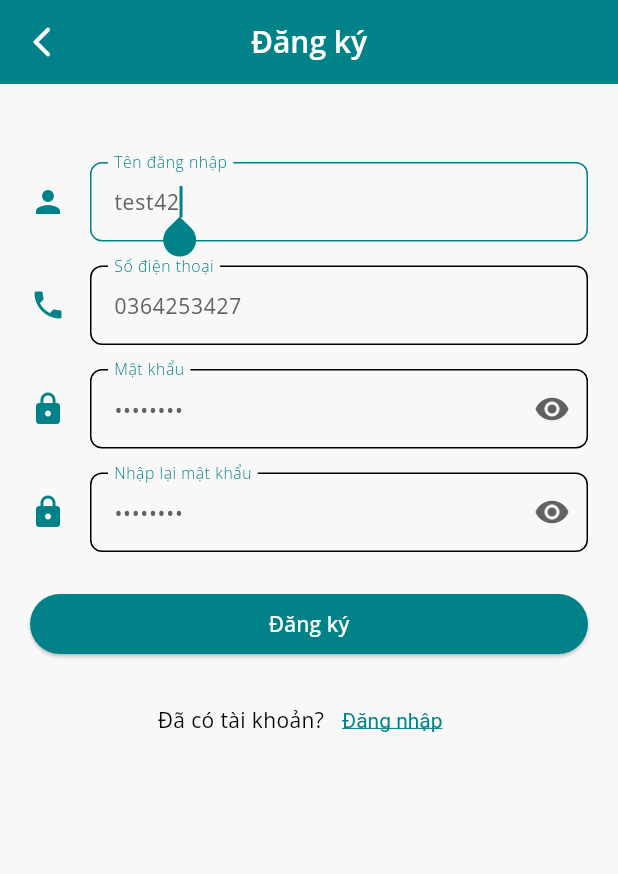
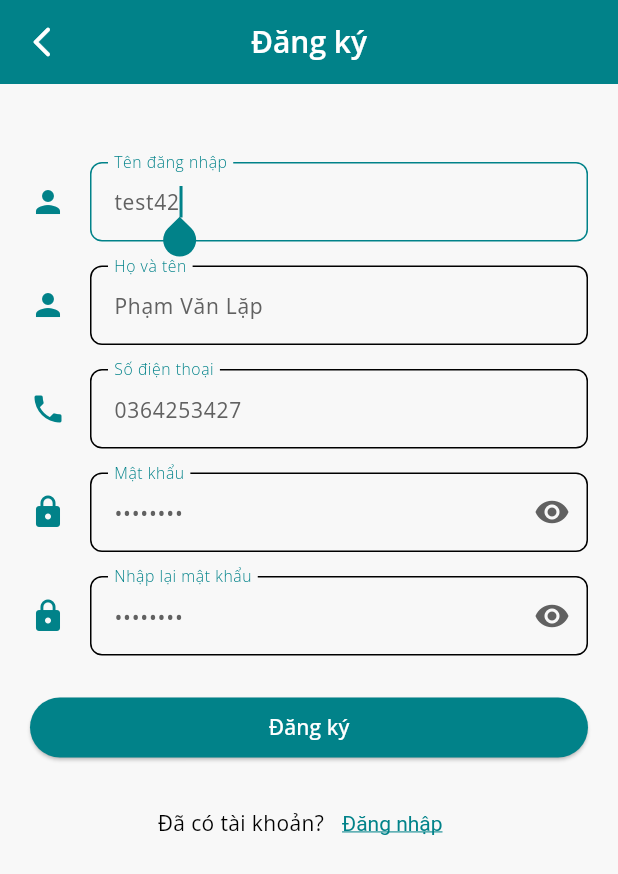
Before and after one commit to phamvlap/pharmacy-app, a Flutter app: the ConsultScreen screen opened directly, item 3 of the bottom bar chosen, after a tap on "Đăng nhập", after a tap on "Đăng ký", on a phone screen of 412 x 824 dp. Shown: the top 874 px of the screen. Run offline on Flutter 3.47's test engine with Material 3 defaults, Android fonts, the phone set to English and light mode, and no system bars; our stand-ins replace carousel_slider, flutter_dotenv, pocketbase, shared_preferences; accounts and stored records are empty; network calls fail.

```diff
--- a/lib/controllers/auth_controller.dart
+++ b/lib/controllers/auth_controller.dart
@@ -25,8 +25,8 @@ class AuthController with ChangeNotifier {
   }
 
   Future<User> register(
-      String username, String password, String phoneNumber) async {
-    return _authService.register(username, password, phoneNumber);
+      String username, String name, String password, String phoneNumber) async {
+    return _authService.register(username, name, password, phoneNumber);
   }
 
   Future<User> login(String username, String password) async {
--- a/lib/models/user.dart
+++ b/lib/models/user.dart
@@ -5,6 +5,7 @@ import '../../utils/utils.dart';
 class User {
   String? id;
   String username;
+  String name;
   String phoneNumber;
   String? avatarUrl;
   Gender gender;
@@ -13,6 +14,7 @@ class User {
   User({
     this.id,
     required this.username,
+    required this.name,
     required this.phoneNumber,
     this.avatarUrl,
     this.gender = Gender.other,
@@ -22,6 +24,7 @@ class User {
   User copyWith({
     String? id,
     String? username,
+    String? name,
     String? phoneNumber,
     String? avatarUrl,
     Gender? gender,
@@ -30,6 +33,7 @@ class User {
     return User(
       id: id ?? this.id,
       username: username ?? this.username,
+      name: name ?? this.name,
       phoneNumber: phoneNumber ?? this.phoneNumber,
       avatarUrl: avatarUrl ?? this.avatarUrl,
       gender: gender ?? this.gender,
@@ -40,6 +44,7 @@ class User {
   Map<String, dynamic> toJson() {
     return {
       'username': username,
+      'name': name,
       'phoneNumber': phoneNumber,
       'avatarUrl': avatarUrl ?? '',
       'gender': gender.toString(),
@@ -51,6 +56,7 @@ class User {
     return User(
       id: json['id'],
       username: json['username'],
+      name: json['name'],
       phoneNumber: json['phoneNumber'],
       avatarUrl: json['avatarUrl'],
       gender: Gender.values.asNameMap()[json['gender'] ?? Gender.other.name]!,
--- a/lib/services/auth_service.dart
+++ b/lib/services/auth_service.dart
@@ -23,12 +23,13 @@ class AuthService {
   }
 
   Future<User> register(
-      String username, String password, String phoneNumber) async {
+      String username, String name, String password, String phoneNumber) async {
     final pb = await getPocketBase();
     try {
       final record = await pb.collection('users').create(
         body: {
           'username': username,
+          'name': name,
           'password': password,
           'passwordConfirm': password,
           'phoneNumber': phoneNumber,
--- a/lib/ui/auth_screen/login_screen.dart
+++ b/lib/ui/auth_screen/login_screen.dart
@@ -27,6 +27,7 @@ class _LoginScreenState extends State<LoginScreen> {
       icon: Icons.person,
       label: 'Tên đăng nhập',
       hintText: 'nguyenvana123',
+      initialValue: 'minhnguyent546',
       validator: (value) => Validator.validateUsername(value!),
       autoFocus: true,
       onSaved: (value) {
@@ -40,6 +41,7 @@ class _LoginScreenState extends State<LoginScreen> {
       icon: Icons.lock,
       label: 'Mật khẩu',
       hintText: '',
+      initialValue: '88888888',
       validator: (value) => Validator.validatePassword(value!),
       onSaved: (value) {
         _authData['password'] = value!;
--- a/lib/ui/auth_screen/register_screen.dart
+++ b/lib/ui/auth_screen/register_screen.dart
@@ -20,6 +20,7 @@ class _RegisterScreenState extends State<RegisterScreen> {
   final TextEditingController _passwordController = TextEditingController();
   final Map<String, String> _authData = {
     'username': '',
+    'name': '',
     'phoneNumber': '',
     'password': '',
   };
@@ -37,8 +38,11 @@ class _RegisterScreenState extends State<RegisterScreen> {
     }
     _registerForm.currentState!.save();
     try {
-      await context.read<AuthController>().register(_authData['username']!,
-          _authData['password']!, _authData['phoneNumber']!);
+      await context.read<AuthController>().register(
+          _authData['username']!,
+          _authData['name']!,
+          _authData['password']!,
+          _authData['phoneNumber']!);
       Navigator.of(context).pushReplacementNamed(RouteNames.login);
     } catch (error) {
       log('Error submitting register form: $error');
@@ -58,6 +62,20 @@ class _RegisterScreenState extends State<RegisterScreen> {
       autoFocus: true,
       onSaved: (value) {
         _authData['username'] = value!;
+      },
+    );
+  }
+
+  Widget _buildNameField() {
+    return AppTextFormField(
+      icon: Icons.person,
+      initialValue: 'Phạm Văn Lặp',
+      label: 'Họ và tên',
+      hintText: 'Nguyễn Văn A',
+      validator: (value) => Validator.validateName(value!),
+      autoFocus: true,
+      onSaved: (value) {
+        _authData['name'] = value!;
       },
     );
   }
@@ -135,6 +153,7 @@ class _RegisterScreenState extends State<RegisterScreen> {
                     child: Column(
                       children: [
                         _buildUsernameField(),
+                        _buildNameField(),
                         _buildPhoneNumberField(),
                         _buildPasswordField(),
                         _buildConfirmPasswordField(),
--- a/lib/ui/components/drawer.dart
+++ b/lib/ui/components/drawer.dart
@@ -4,12 +4,16 @@ import 'package:provider/provider.dart';
 import '../../controllers/controllers.dart';
 import '../components/dialogs/dialogs.dart';
 import '../../utils/utils.dart';
+import '../../models/models.dart';
 
 class MyAppDrawer extends StatelessWidget {
   const MyAppDrawer({super.key});
 
   @override
   Widget build(BuildContext context) {
+    final isLoggedIn = context.read<AuthController>().isLoggedIn();
+    final User? user = context.read<AuthController>().user;
+
     return Drawer(
       shape: const RoundedRectangleBorder(
         borderRadius: BorderRadius.zero,
@@ -56,14 +60,14 @@ class MyAppDrawer extends StatelessWidget {
                           width: 40.0,
                           height: 40.0,
                         ),
-                        title: const Text(
-                          'Nguyễn Văn Test',
-                          style: TextStyle(
+                        title: Text(
+                          user!.name,
+                          style: const TextStyle(
                             fontSize: AppFontSizes.textNormal,
                           ),
                         ),
                         subtitle: Text(
-                          '0465435463',
+                          user.phoneNumber,
                           style: TextStyle(
                             fontSize: AppFontSizes.textSmall,
                             color: Colors.grey[800]!,
--- a/lib/ui/user_screen/edit_user_information_screen.dart
+++ b/lib/ui/user_screen/edit_user_information_screen.dart
@@ -28,6 +28,7 @@ class _EditUserInformationScreenState extends State<EditUserInformationScreen> {
     _user = User(
       id: '',
       username: '',
+      name: '',
       phoneNumber: '',
       dateOfBirth: DateFormat('yyyy-MM-dd').format(DateTime(2003, 1, 1)),
     );
--- a/lib/utils/validator.dart
+++ b/lib/utils/validator.dart
@@ -4,6 +4,13 @@ class Validator {
   static String? validateUsername(String? value) {
     if (value!.isEmpty) {
       return 'Vui lòng nhập tên đăng nhập';
+    }
+    return null;
+  }
+
+  static String? validateName(String? value) {
+    if (value!.isEmpty) {
+      return 'Vui lòng nhập họ và tên';
     }
     return null;
   }
```
Also changed, not shown: lib/ui/user_screen/user_information_screen.dart (+12 -6 lines), lib/ui/user_screen/user_screen.dart (+10 -6 lines).
